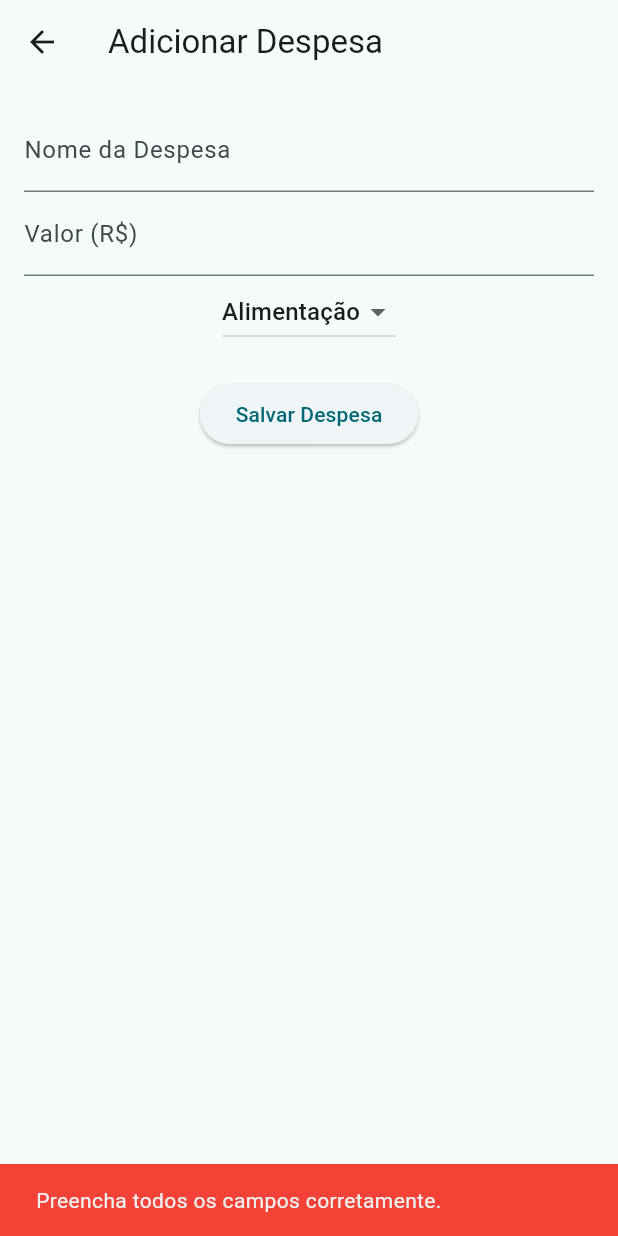
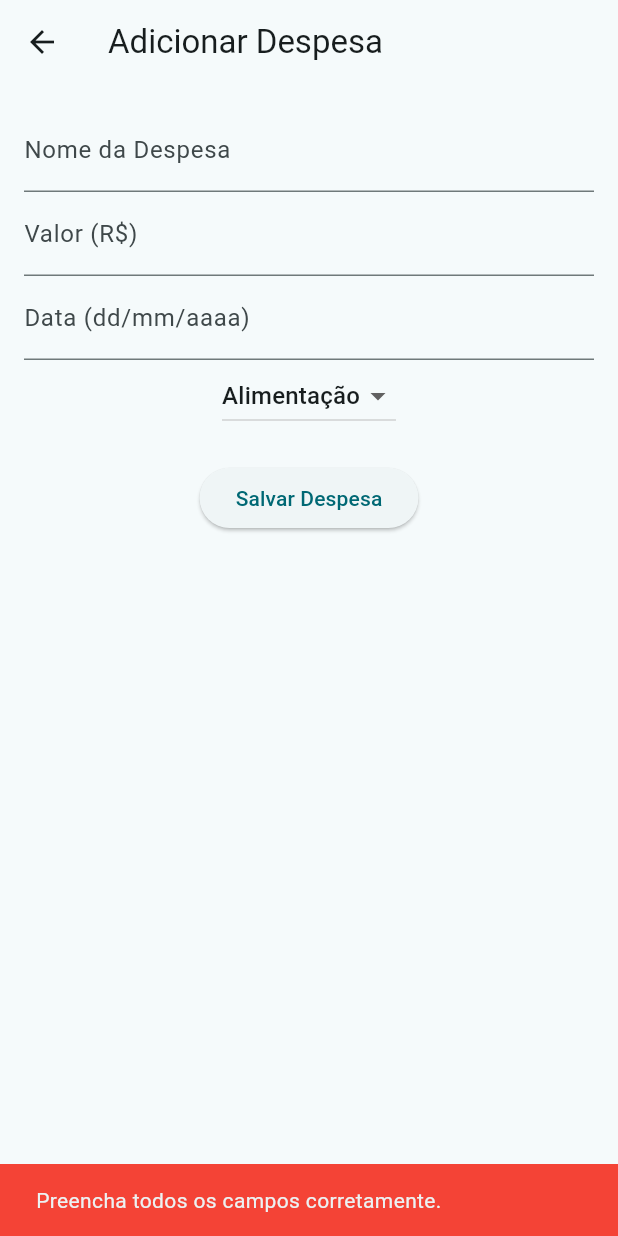
Before and after one commit to Lo-Janota/MyFinances, a Flutter app: the AddExpenseScreen screen opened directly, after a tap on "Salvar Despesa", on a phone screen of 412 x 824 dp. Run offline on Flutter 3.47's test engine with Material 3 defaults, Android fonts, the phone set to English and light mode, and no system bars; our stand-ins replace device_preview, firebase_auth, firebase_core, fl_chart; accounts and stored records are empty.

```diff
--- a/my_finances/lib/screens/add_expense_screen.dart
+++ b/my_finances/lib/screens/add_expense_screen.dart
@@ -10,13 +10,15 @@ class AddExpenseScreen extends StatefulWidget {
 class _AddExpenseScreenState extends State<AddExpenseScreen> {
   final TextEditingController _nomeController = TextEditingController();
   final TextEditingController _valorController = TextEditingController();
+  final TextEditingController _dateController = TextEditingController();
   String _categoriaSelecionada = 'Alimentação';
 
   void _salvarDespesa() {
     String nome = _nomeController.text.trim();
     double? valor = double.tryParse(_valorController.text.trim());
+    String data = _dateController.text.trim();
 
-    if (nome.isEmpty || valor == null) {
+    if (nome.isEmpty || valor == null || data.isEmpty) {
       _mostrarNotificacao('Preencha todos os campos corretamente.');
       return;
     }
@@ -24,8 +26,8 @@ class _AddExpenseScreenState extends State<AddExpenseScreen> {
     Map<String, dynamic> novaDespesa = {
       'nome': nome,
       'valor': valor,
+      'data': data,
       'categoria': _categoriaSelecionada,
-      'data': DateTime.now().toString().substring(0, 10),
     };
 
     Navigator.pop(context, novaDespesa);
@@ -54,6 +56,11 @@ class _AddExpenseScreenState extends State<AddExpenseScreen> {
               decoration: InputDecoration(labelText: 'Valor (R\$)'),
               keyboardType: TextInputType.number,
             ),
+            TextField(
+              controller: _dateController,
+              decoration: InputDecoration(labelText: 'Data (dd/mm/aaaa)'),
+              keyboardType: TextInputType.datetime,
+            ),
             DropdownButton<String>(
               value: _categoriaSelecionada,
               onChanged: (String? newValue) {
@@ -61,7 +68,7 @@ class _AddExpenseScreenState extends State<AddExpenseScreen> {
                   _categoriaSelecionada = newValue!;
                 });
               },
-              items: ['Alimentação', 'Transporte', 'Lazer']
+              items: ['Alimentação', 'Transporte', 'Lazer', 'Saúde', 'Educação', 'Vestimentas','Outros']
                   .map((categoria) => DropdownMenuItem(value: categoria, child: Text(categoria)))
                   .toList(),
             ),
```
